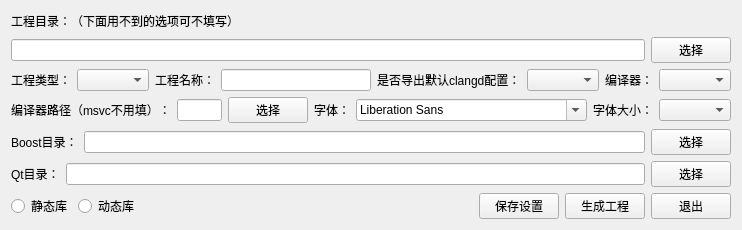
taynpg/quick-cpp, file MainWidget.ui: the form before one commit.
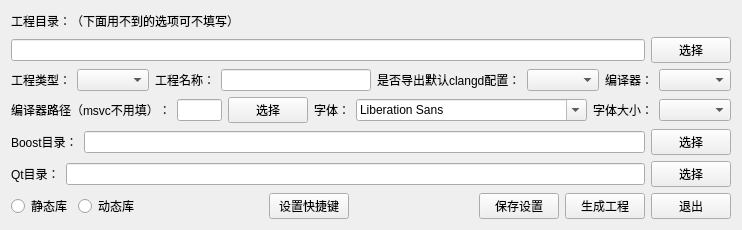
The form after the commit.

Commit message: 添加调试和跳转设置

Diff of the .ui file:
```diff
--- a/MainWidget.ui
+++ b/MainWidget.ui
@@ -214,6 +214,26 @@
        </property>
       </spacer>
      </item>
+     <item>
+      <widget class="QPushButton" name="btnSetShortkey">
+       <property name="text">
+        <string>设置快捷键</string>
+       </property>
+      </widget>
+     </item>
+     <item>
+      <spacer name="horizontalSpacer_2">
+       <property name="orientation">
+        <enum>Qt::Horizontal</enum>
+       </property>
+       <property name="sizeHint" stdset="0">
+        <size>
+         <width>40</width>
+         <height>20</height>
+        </size>
+       </property>
+      </spacer>
+     </item>
      <item>
       <widget class="QPushButton" name="btnSave">
        <property name="text">
```
The commit also changes 14 other files.
